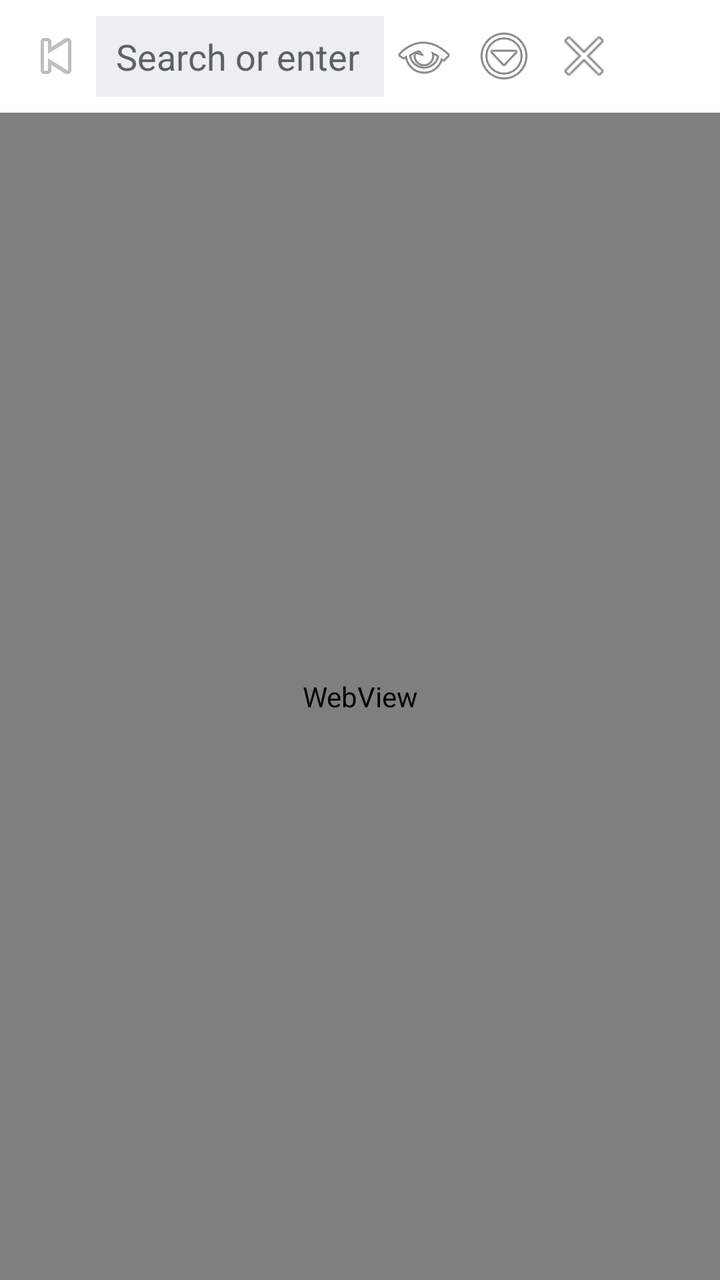
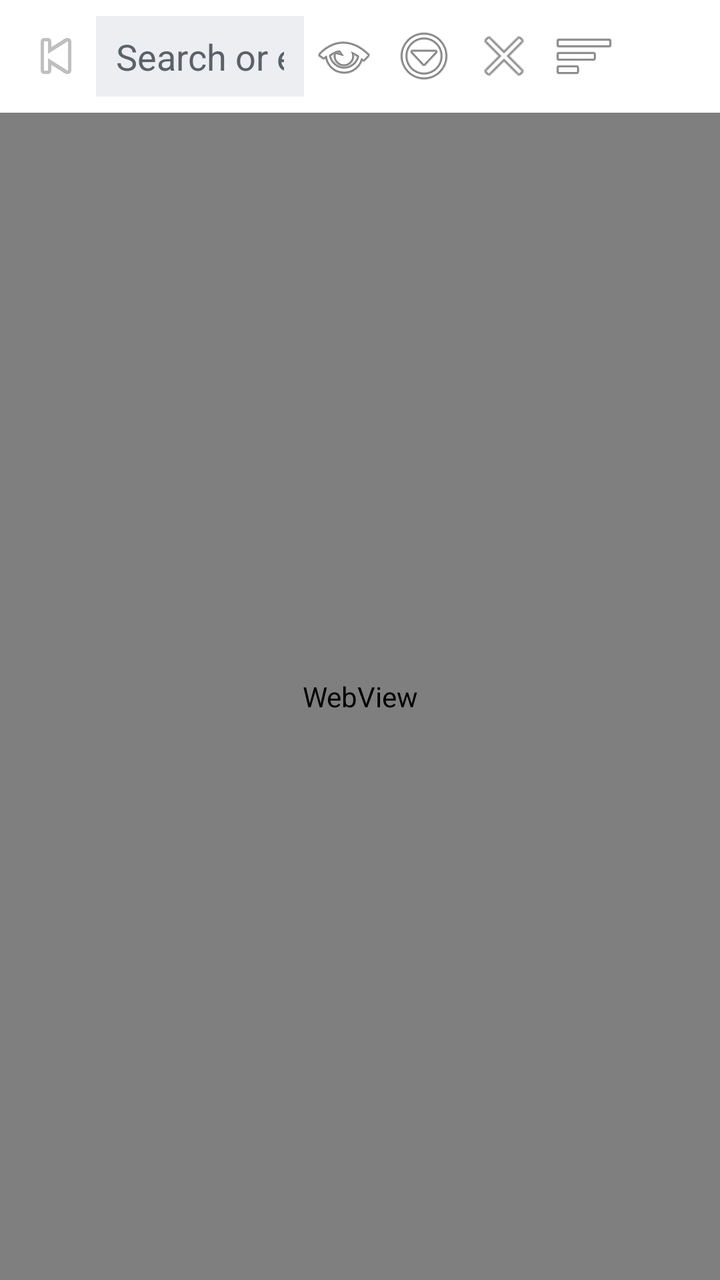

Compare the two renders of this Android layout. The source of the first and the diff that turns it into the second are given below.
<!-- AndroidManifest.xml: application theme Theme.Cobalt -->
<!-- res/layout/fragment_browser.xml -->
<?xml version="1.0" encoding="utf-8"?>
<LinearLayout xmlns:android="http://schemas.android.com/apk/res/android"
    android:layout_width="match_parent"
    android:layout_height="match_parent"
    android:orientation="vertical"
    android:background="@color/cobalt_background">

    <LinearLayout
        android:layout_width="match_parent"
        android:layout_height="wrap_content"
        android:orientation="horizontal"
        android:gravity="center_vertical"
        android:padding="8dp">

        <ImageButton
            android:id="@+id/btnBack"
            android:layout_width="40dp"
            android:layout_height="40dp"
            android:padding="8dp"
            android:src="@android:drawable/ic_media_previous"
            android:background="?attr/selectableItemBackgroundBorderless"
            android:contentDescription="@string/browser_back" />

        <EditText
            android:id="@+id/etAddress"
            android:layout_width="0dp"
            android:layout_height="wrap_content"
            android:layout_weight="1"
            android:hint="@string/browser_hint"
            android:imeOptions="actionGo"
            android:inputType="textUri"
            android:maxLines="1"
            android:textColor="@color/cobalt_text_primary"
            android:textColorHint="@color/cobalt_text_secondary"
            android:background="@color/cobalt_surface_elevated"
            android:paddingHorizontal="10dp"
            android:paddingVertical="8dp" />

        <ImageButton
            android:id="@+id/btnDesktop"
            android:layout_width="40dp"
            android:layout_height="40dp"
            android:padding="8dp"
            android:src="@android:drawable/ic_menu_view"
            android:background="?attr/selectableItemBackgroundBorderless"
            android:contentDescription="@string/browser_desktop" />

        <ImageButton
            android:id="@+id/btnTabs"
            android:layout_width="40dp"
            android:layout_height="40dp"
            android:padding="8dp"
            android:src="@android:drawable/ic_menu_more"
            android:background="?attr/selectableItemBackgroundBorderless"
            android:contentDescription="@string/browser_tabs" />

        <ImageButton
            android:id="@+id/btnIncognito"
            android:layout_width="40dp"
            android:layout_height="40dp"
            android:padding="8dp"
            android:src="@android:drawable/ic_menu_close_clear_cancel"
            android:background="?attr/selectableItemBackgroundBorderless"
            android:contentDescription="@string/browser_incognito" />

        <ImageButton
            android:id="@+id/btnDownload"
            android:layout_width="40dp"
            android:layout_height="40dp"
            android:padding="8dp"
            android:src="@android:drawable/stat_sys_download"
            android:background="?attr/selectableItemBackgroundBorderless"
            android:contentDescription="@string/browser_download" />
    </LinearLayout>

    <ProgressBar
        android:id="@+id/progress"
        style="?android:attr/progressBarStyleHorizontal"
        android:layout_width="match_parent"
        android:layout_height="3dp"
        android:max="100"
        android:visibility="gone" />

    <WebView
        android:id="@+id/webView"
        android:layout_width="match_parent"
        android:layout_height="0dp"
        android:layout_weight="1" />

</LinearLayout>
<!-- resources referenced by this layout -->
<resources>
  <color name="cobalt_background">#FFFFFF</color>
  <color name="cobalt_surface_elevated">#ECEEF1</color>
  <color name="cobalt_text_primary">#111418</color>
  <color name="cobalt_text_secondary">#5A6169</color>
  <string name="browser_back">Back</string>
  <string name="browser_desktop">Desktop site</string>
  <string name="browser_download">Download from page</string>
  <string name="browser_hint">Search or enter address</string>
  <string name="browser_incognito">Incognito</string>
  <string name="browser_tabs">Tabs</string>
  <style name="Theme.Cobalt" parent="Theme.Material3.DayNight">
          <item name="colorPrimary">@color/cobalt_accent_blue</item>
          <item name="colorOnPrimary">@color/cobalt_text_primary</item>
          <item name="colorSurface">@color/cobalt_surface</item>
          <item name="colorOnSurface">@color/cobalt_text_primary</item>
          <item name="android:colorBackground">@color/cobalt_background</item>
          <item name="android:statusBarColor">@android:color/transparent</item>
          <item name="android:navigationBarColor">@android:color/transparent</item>
          <item name="android:windowLayoutInDisplayCutoutMode">shortEdges</item>
          <item name="bottomSheetDialogTheme">@style/Theme.Cobalt.BottomSheet</item>
      </style>
  <color name="cobalt_accent_blue">#0099FF</color>
  <color name="cobalt_surface">#F6F7F9</color>
  <style name="Theme.Cobalt.BottomSheet" parent="Theme.Material3.DayNight.BottomSheetDialog">
          <item name="android:colorBackground">@color/cobalt_surface_sidebar</item>
          <item name="colorSurface">@color/cobalt_surface_sidebar</item>
      </style>
  <color name="cobalt_surface_sidebar">#FFFFFF</color>
</resources>

<!-- the commit's change to res/layout/fragment_browser.xml (unified diff, before → after) -->
@@ -64,6 +64,15 @@
             android:contentDescription="@string/browser_incognito" />
 
         <ImageButton
+            android:id="@+id/btnMenu"
+            android:layout_width="40dp"
+            android:layout_height="40dp"
+            android:padding="8dp"
+            android:src="@android:drawable/ic_menu_sort_by_size"
+            android:background="?attr/selectableItemBackgroundBorderless"
+            android:contentDescription="@string/browser_history" />
+
+        <ImageButton
             android:id="@+id/btnDownload"
             android:layout_width="40dp"
             android:layout_height="40dp"
<!-- resource entries referenced after the edit -->
@@ -8,6 +8,7 @@
   <string name="browser_desktop">Desktop site</string>
   <string name="browser_download">Download from page</string>
   <string name="browser_hint">Search or enter address</string>
+  <string name="browser_history">History</string>
   <string name="browser_incognito">Incognito</string>
   <string name="browser_tabs">Tabs</string>
   <style name="Theme.Cobalt" parent="Theme.Material3.DayNight">
@@ -21,7 +22,7 @@
           <item name="android:windowLayoutInDisplayCutoutMode">shortEdges</item>
           <item name="bottomSheetDialogTheme">@style/Theme.Cobalt.BottomSheet</item>
       </style>
-  <color name="cobalt_accent_blue">#0099FF</color>
+  <color name="cobalt_accent_blue">#F5402E</color>
   <color name="cobalt_surface">#F6F7F9</color>
   <style name="Theme.Cobalt.BottomSheet" parent="Theme.Material3.DayNight.BottomSheetDialog">
           <item name="android:colorBackground">@color/cobalt_surface_sidebar</item>
